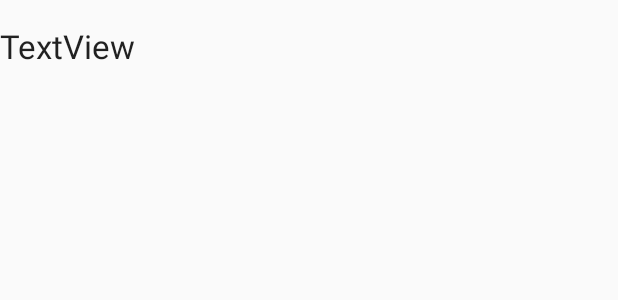
After one commit to gouravshenoy/eSoochi, an Android app: the layout activity_group_item_list.xml on its own in the app's theme, with its tools: preview values and no code run, on a phone screen of 412 x 824 dp. The commit adds this screen. Shown: the top 300 px of the screen. Run offline under Robolectric (Android 15) with nearby library versions, the phone set to English and light mode, and no system bars.

Commit message:
Adding group item list view

```diff
--- /dev/null
+++ b/eSoochi-android/app/src/main/res/layout/activity_group_item_list.xml
@@ -0,0 +1,38 @@
+<?xml version="1.0" encoding="utf-8"?>
+<RelativeLayout xmlns:android="http://schemas.android.com/apk/res/android"
+    xmlns:tools="http://schemas.android.com/tools"
+    android:id="@+id/activity_group_item_list"
+    android:layout_width="match_parent"
+    android:layout_height="match_parent"
+    android:paddingBottom="@dimen/activity_vertical_margin"
+
+    android:paddingTop="@dimen/activity_vertical_margin"
+    tools:context="edu.iu.mobiperv.android.esoochi.GroupItemListActivity">
+
+    <LinearLayout
+        android:orientation="vertical"
+        android:layout_width="match_parent"
+        android:layout_height="match_parent"
+        android:layout_alignParentTop="true"
+        android:layout_centerHorizontal="true">
+
+        <TextView
+            android:text="TextView"
+            android:layout_width="364dp"
+            android:layout_height="wrap_content"
+            android:layout_alignParentBottom="true"
+            android:layout_alignParentEnd="true"
+            android:layout_marginEnd="305dp"
+            android:textAppearance="?android:attr/textAppearanceLarge"
+            android:id="@+id/group_name_text_view" />
+
+        <ListView
+            android:id="@+id/group_item_list"
+            android:layout_width="wrap_content"
+            android:layout_height="wrap_content"
+            android:choiceMode="multipleChoice"
+            android:layout_alignParentTop="true"
+            android:layout_alignParentStart="true" />
+
+    </LinearLayout>
+</RelativeLayout>
```
Also changed, not shown: eSoochi-android/app/src/main/java/edu/iu/mobiperv/android/esoochi/GroupFragment.java (+11 -27 lines), eSoochi-android/app/src/main/java/edu/iu/mobiperv/android/esoochi/GroupItemListActivity.java (added, +59 -0 lines).
